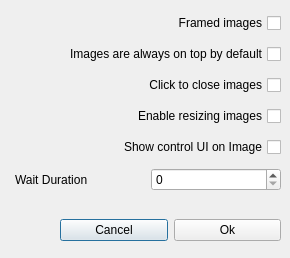
Old version of the form src/config/ConfigView.ui in the repository phongqwe/take_this_qt.
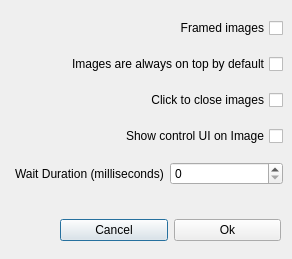
New version of the form.

Commit message: discard resize option and add documentation

```diff
--- a/src/config/ConfigView.ui
+++ b/src/config/ConfigView.ui
@@ -6,8 +6,8 @@
    <rect>
     <x>0</x>
     <y>0</y>
-    <width>290</width>
-    <height>258</height>
+    <width>292</width>
+    <height>259</height>
    </rect>
   </property>
   <property name="windowTitle">
@@ -44,7 +44,7 @@
     <rect>
      <x>15</x>
      <y>8</y>
-     <width>266</width>
+     <width>268</width>
      <height>191</height>
     </rect>
    </property>
@@ -79,16 +79,6 @@
       </property>
      </widget>
     </item>
-    <item>
-     <widget class="QCheckBox" name="enableResizeFloatImgOption">
-      <property name="layoutDirection">
-       <enum>Qt::RightToLeft</enum>
-      </property>
-      <property name="text">
-       <string>Enable resizing images</string>
-      </property>
-     </widget>
-    </item>
     <item>
      <widget class="QCheckBox" name="showUiFloatImgOption">
       <property name="layoutDirection">
@@ -104,7 +94,7 @@
       <item>
        <widget class="QLabel" name="label">
         <property name="text">
-         <string>Wait Duration</string>
+         <string>Wait Duration (milliseconds)</string>
         </property>
        </widget>
       </item>
```
The commit also changes 22 other files.
